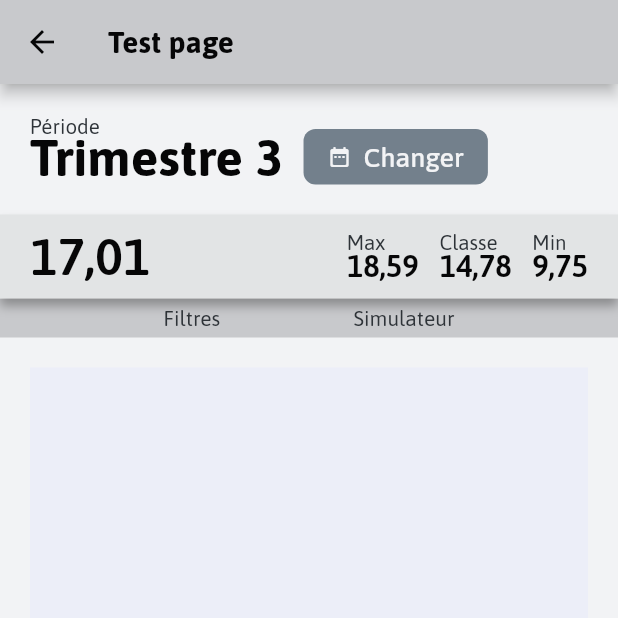
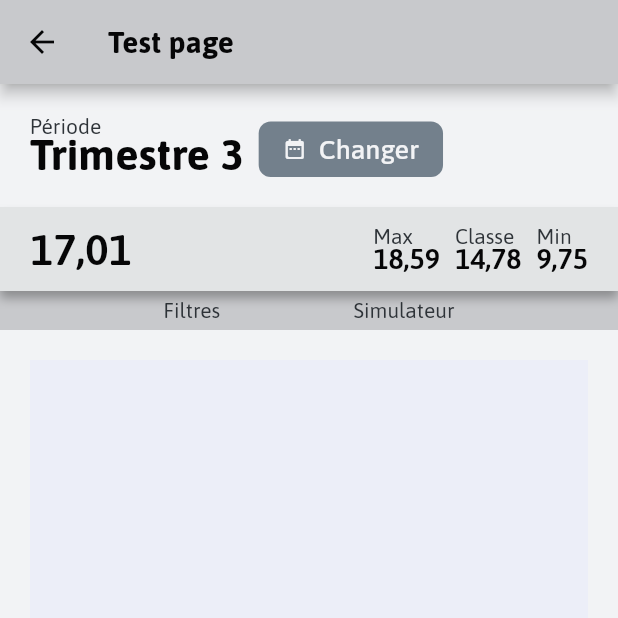
Before and after one commit to EduWireApps/ynotes-packages, a Flutter app: the screen it shows after launch, after a tap on the "arrow forward" icon, on a phone screen of 412 x 824 dp, the top half of it. Run offline on Flutter 3.47's test engine with Material 2 defaults, Android fonts, the phone set to English and light mode, and no system bars; our stand-ins replace flutter_phoenix, flutter_switch; missing offline and left inert: flutter_responsive_breakpoints.

Commit message:
release 0.3.0

```diff
--- a/example/lib/test_page.dart
+++ b/example/lib/test_page.dart
@@ -1,5 +1,4 @@
 import 'package:flutter/material.dart';
-import 'package:sizer/sizer.dart';
 
 import 'package:ynotes_packages/components.dart';
 import 'package:ynotes_packages/theme.dart';
@@ -34,12 +33,12 @@
                           Text("Période",
                               style: TextStyle(
                                 color: theme.colors.neutral.shade400,
-                                fontSize: 10.sp,
+                                fontSize: 14,
                                 fontWeight: FontWeight.w400,
                               )),
                           Text("Trimestre 3",
                               style: TextStyle(
-                                  fontSize: 25.sp,
+                                  fontSize: 29,
                                   fontWeight: FontWeight.w700,
                                   color: theme.colors.neutral.shade500,
                                   height: .9)),
@@ -121,12 +120,12 @@
           Text(label,
               style: TextStyle(
                 color: theme.colors.neutral.shade400,
-                fontSize: 10.sp,
+                fontSize: 14,
                 fontWeight: FontWeight.w400,
               )),
           Text(data,
               style: TextStyle(
-                  fontSize: 15.sp, fontWeight: FontWeight.w600, color: theme.colors.neutral.shade500, height: .9))
+                  fontSize: 19, fontWeight: FontWeight.w600, color: theme.colors.neutral.shade500, height: .9))
         ],
       );
 
@@ -147,7 +146,7 @@
             mainAxisAlignment: MainAxisAlignment.spaceBetween,
             children: [
               Text("17,01",
-                  style: TextStyle(fontSize: 25.sp, fontWeight: FontWeight.w600, color: theme.colors.neutral.shade500)),
+                  style: TextStyle(fontSize: 29, fontWeight: FontWeight.w600, color: theme.colors.neutral.shade500)),
               Row(
                 children: [
                   YHorizontalSpacer(25),
--- a/example/pubspec.yaml
+++ b/example/pubspec.yaml
@@ -10,10 +10,10 @@
   flutter:
     sdk: flutter
   cupertino_icons: ^1.0.2
-  sizer: ^2.0.13
   ynotes_packages:
     path: ../
   flutter_phoenix: ^1.0.0
+  flutter_responsive_breakpoints: ^0.0.3
 
 dev_dependencies:
   flutter_test:
--- a/lib/components.dart
+++ b/lib/components.dart
@@ -2,14 +2,13 @@
 
 import 'package:flutter/material.dart';
 import 'package:flutter_switch/flutter_switch.dart';
-import 'package:sizer/sizer.dart';
+import 'package:flutter_responsive_breakpoints/flutter_responsive_breakpoints.dart';
 import 'package:ynotes_packages/theme.dart';
 import 'package:ynotes_packages/utilities.dart';
 
 part 'package:ynotes_packages/src/components/y_shadow_scroll_container.dart';
 part 'package:ynotes_packages/src/components/utils.dart';
-part 'package:ynotes_packages/src/components/base.dart';
-part 'package:ynotes_packages/src/components/texts.dart';
+part 'package:ynotes_packages/src/components/y_dialog_base.dart';
 part 'package:ynotes_packages/src/components/y_button.dart';
 part 'package:ynotes_packages/src/components/y_choice_dialog.dart';
 part 'package:ynotes_packages/src/components/y_confirmation_dialog.dart';
@@ -18,4 +17,5 @@
 part 'package:ynotes_packages/src/components/y_checkbox.dart';
 part 'package:ynotes_packages/src/components/y_switch.dart';
 part 'package:ynotes_packages/src/components/y_dialog_header.dart';
+part 'package:ynotes_packages/src/components/y_dialog_text_body.dart';
 part 'package:ynotes_packages/src/components/y_list_dialog_tile.dart';
--- a/lib/src/components/utils.dart
+++ b/lib/src/components/utils.dart
@@ -2,12 +2,12 @@
 
 // ignore: non_constant_identifier_names
 Widget YVerticalSpacer(double h) => SizedBox(
-      height: h.sp,
+      height: h,
     );
 
 // ignore: non_constant_identifier_names
 Widget YHorizontalSpacer(double w) => SizedBox(
-      width: w.sp,
+      width: w,
     );
 
 class YDialogs {
--- a/lib/src/components/y_button.dart
+++ b/lib/src/components/y_button.dart
@@ -72,8 +72,8 @@
                           size: YScale.s4,
                         ),
                       if (widget.icon != null)
-                        SizedBox(
-                          width: YScale.s2,
+                        YHorizontalSpacer(
+                          YScale.s2,
                         ),
                       Flexible(
                         child: Text(widget.text,
--- a/lib/src/components/y_choice_dialog.dart
+++ b/lib/src/components/y_choice_dialog.dart
@@ -20,8 +20,8 @@
   Widget build(BuildContext context) {
     return YDialogBase(children: [
       YDialogHeader(type: widget.type, title: widget.title, icon: widget.icon),
-      YTextBody(widget.description, align: TextAlign.center),
-      YVerticalSpacer(16),
+      YDialogTextBody(widget.description),
+      YVerticalSpacer(YScale.s4),
       Row(
         children: [
           Expanded(
@@ -31,7 +31,7 @@
                 type: YColor.neutral,
                 variant: YButtonVariant.reverse),
           ),
-          YHorizontalSpacer(6),
+          YHorizontalSpacer(YScale.s2),
           Expanded(
             child: YButton(onPressed: () => Navigator.pop(context, true), text: "Confirmer", type: widget.type),
           ),
--- a/lib/src/components/y_confirmation_dialog.dart
+++ b/lib/src/components/y_confirmation_dialog.dart
@@ -25,9 +25,9 @@
   @override
   Widget build(BuildContext context) {
     return YDialogBase(
+      topFixed: YDialogHeader(type: widget.type, title: widget.title, icon: widget.icon),
       children: [
-        YDialogHeader(type: widget.type, title: widget.title, icon: widget.icon),
-        YTextBody(widget.description, align: TextAlign.center),
+        YDialogTextBody(widget.description),
       ],
       bottomFixed: Row(
         children: [
--- a/lib/src/components/y_list_multiple_dialog.dart
+++ b/lib/src/components/y_list_multiple_dialog.dart
@@ -91,7 +91,8 @@
           YVerticalSpacer(5),
           if (widget.min != 0 || widget.max != null)
             Text(_textValue(),
-                textAlign: TextAlign.center, style: TextStyle(color: theme.colors.neutral.shade400, fontSize: 9.sp))
+                textAlign: TextAlign.center,
+                style: TextStyle(color: theme.colors.neutral.shade400, fontSize: YFontSize.base))
         ],
       ),
     );
--- a/lib/src/components/y_switch.dart
+++ b/lib/src/components/y_switch.dart
@@ -26,6 +26,8 @@
         width: width,
         height: height,
         padding: YScale.s0p5,
+        toggleColor: theme.colors.neutral.shade200,
+        activeToggleColor: theme.colors.get(widget.type).shade100,
         activeColor: theme.colors.get(widget.type).shade300,
         inactiveColor: theme.colors.neutral.shade100,
         duration: Duration(milliseconds: 100),
--- a/lib/src/theme/themes/system/theme.dart
+++ b/lib/src/theme/themes/system/theme.dart
@@ -9,7 +9,7 @@
 import '../dark/colors.dart' as darkColors;
 import '../dark/button_styles.dart' as darkButtonStyles;
 
-var brightness = SchedulerBinding.instance!.window.platformBrightness;
+var brightness = SchedulerBinding.instance?.window.platformBrightness ?? Brightness.light;
 bool darkModeOn = brightness == Brightness.dark;
 
 final YTColors colors = darkModeOn ? darkColors.colors : lightColors.colors;
--- a/pubspec.yaml
+++ b/pubspec.yaml
@@ -1,7 +1,7 @@
 name: ynotes_packages
 description: yNotes' components library.
 publish_to: 'none'
-version: 0.2.7
+version: 0.3.0
 homepage: https://github.com/EduWireApps/ynotes-packages
 
 environment:
@@ -10,9 +10,8 @@
 dependencies:
   flutter:
     sdk: flutter
-  sizer: ^2.0.13
   flutter_switch: ^0.3.2
-  flutter_responsive_breakpoints: ^0.0.2
+  flutter_responsive_breakpoints: ^0.0.3
 dev_dependencies:
   flutter_test:
     sdk: flutter
```
Also changed, not shown: example/lib/main.dart (+24 -5 lines), lib/src/components/texts.dart (deleted, +0 -33 lines), lib/src/components/y_dialog_base.dart (renamed from lib/src/components/base.dart, +7 -36 lines), lib/src/components/y_dialog_header.dart (+11 -5 lines), lib/src/components/y_dialog_text_body.dart (added, +19 -0 lines), lib/src/components/y_list_dialog_tile.dart (+5 -3 lines), pubspec.lock, 2 other files.
